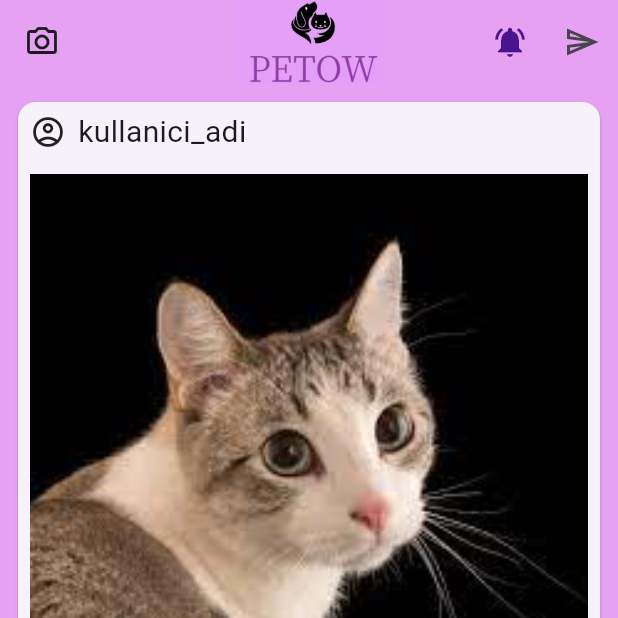
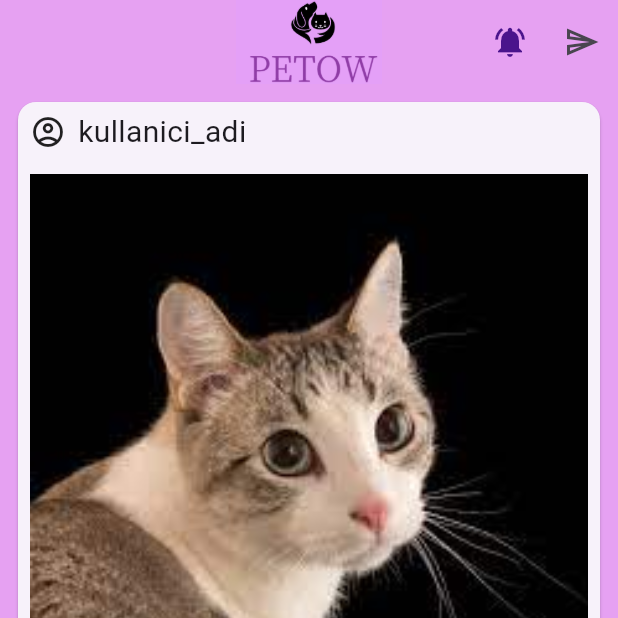
Before and after one commit to mertkbkci/PETOW_APP, a Flutter app: the screen it shows after launch, on a phone screen of 412 x 824 dp, the top half of it. Run offline on Flutter 3.47's test engine with Material 2 defaults, Android fonts, the phone set to English and light mode, and no system bars; our stand-ins replace image_picker.

Commit message:
initial commit

```diff
--- a/lib/screens/home_screen.dart
+++ b/lib/screens/home_screen.dart
@@ -2,7 +2,6 @@ import 'package:flutter/material.dart';
 import 'package:image_picker/image_picker.dart';
 //import 'package:petow_app/layout/camera.dart';
 import 'package:petow_app/screens/send_messages.dart';
-
 
 import 'about_the_app.dart';
 
@@ -27,12 +26,6 @@ class _HomeScreenState extends State<HomeScreen> {
           'assets/png/ic_petow.png',
           fit: BoxFit.contain,
           height: kToolbarHeight,
-        ),
-        leading: IconButton(
-          icon: const Icon(Icons.camera_alt_outlined),
-          onPressed: () {
-            Navigator.pop(context, ImageSource.camera);
-          },
         ),
         actions: [
           IconButton(
--- a/pubspec.yaml
+++ b/pubspec.yaml
@@ -31,6 +31,7 @@ dependencies:
   flutter:
     sdk: flutter
   image_picker: ^1.0.1
+  provider: ^6.0.5
 
   # The following adds the Cupertino Icons font to your application.
   # Use with the CupertinoIcons class for iOS style icons.
```
Also changed, not shown: pubspec.lock.
